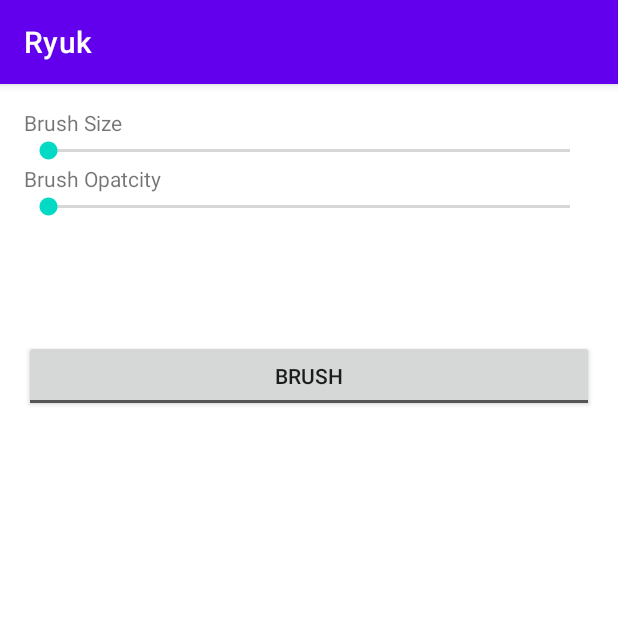
After one commit to SurajPrajapati8424/Ryuk, an Android app: the fragment BrushFragment shown on its own in the app's theme, on a phone screen of 412 x 824 dp, the top half of it. The commit adds this screen. Run offline under Robolectric (Android 15) with nearby library versions, the phone set to English and light mode, and no system bars.

Commit message:
Created BrushFragment for color and Brush

```diff
--- a/app/src/main/AndroidManifest.xml
+++ b/app/src/main/AndroidManifest.xml
@@ -12,6 +12,7 @@
         android:label="@string/app_name"
         android:roundIcon="@mipmap/ic_launcher_round"
         android:supportsRtl="true"
+        android:largeHeap="true"
         android:theme="@style/Theme.Ryuk">
         <activity android:name=".MainActivity"
             android:theme="@style/Theme.Ryuk.NoActionBar.FullScreen"
--- /dev/null
+++ b/app/src/main/java/com/dr/psycho/ryuk/BrushFragment.java
@@ -0,0 +1,37 @@
+package com.dr.psycho.ryuk;
+
+import android.os.Bundle;
+
+import androidx.fragment.app.Fragment;
+import androidx.recyclerview.widget.RecyclerView;
+
+import android.view.LayoutInflater;
+import android.view.View;
+import android.view.ViewGroup;
+import android.widget.SeekBar;
+import android.widget.ToggleButton;
+
+public class BrushFragment extends Fragment {
+
+    SeekBar seekBar_brush_size, seekBar_opacity_state;
+    RecyclerView recycler_color;
+    ToggleButton btn_brush_state;
+
+
+    public BrushFragment() {
+        // Required empty public constructor
+    }
+
+
+    @Override
+    public void onCreate(Bundle savedInstanceState) {
+        super.onCreate(savedInstanceState);
+    }
+
+    @Override
+    public View onCreateView(LayoutInflater inflater, ViewGroup container,
+                             Bundle savedInstanceState) {
+        // Inflate the layout for this fragment
+        return inflater.inflate(R.layout.fragment_brush, container, false);
+    }
+}
--- a/app/src/main/java/com/dr/psycho/ryuk/MainActivity.java
+++ b/app/src/main/java/com/dr/psycho/ryuk/MainActivity.java
@@ -59,7 +59,7 @@ public class MainActivity extends AppCompatActivity implements FlitersListFragme
     FiltersListFragment filtersListFragment;
     EditImageFragment editImageFragment;
 
-    CardView btn_filters_list, btn_edit;
+    CardView btn_filters_list, btn_edit, btn_brush;
 
     int brightnessFinal = 0;
     float contrastFinal = 1.0f;
@@ -91,6 +91,7 @@ public class MainActivity extends AppCompatActivity implements FlitersListFragme
 
         btn_edit = (CardView) findViewById(R.id.btn_edit);
         btn_filters_list = (CardView) findViewById(R.id.btn_filters_list);
+        btn_brush = (CardView) findViewById(R.id.btn_brush);
 
         btn_filters_list.setOnClickListener(new View.OnClickListener() {
             @Override
--- /dev/null
+++ b/app/src/main/res/drawable/ic_brush_white_24.xml
@@ -0,0 +1,5 @@
+<vector android:height="24dp" android:tint="#FFFFFF"
+    android:viewportHeight="24" android:viewportWidth="24"
+    android:width="24dp" xmlns:android="http://schemas.android.com/apk/res/android">
+    <path android:fillColor="@android:color/white" android:pathData="M7,14c-1.66,0 -3,1.34 -3,3 0,1.31 -1.16,2 -2,2 0.92,1.22 2.49,2 4,2 2.21,0 4,-1.79 4,-4 0,-1.66 -1.34,-3 -3,-3zM20.71,4.63l-1.34,-1.34c-0.39,-0.39 -1.02,-0.39 -1.41,0L9,12.25 11.75,15l8.96,-8.96c0.39,-0.39 0.39,-1.02 0,-1.41z"/>
+</vector>
--- /dev/null
+++ b/app/src/main/res/layout/fragment_brush.xml
@@ -0,0 +1,54 @@
+<?xml version="1.0" encoding="utf-8"?>
+<RelativeLayout
+    xmlns:android="http://schemas.android.com/apk/res/android"
+    xmlns:tools="http://schemas.android.com/tools"
+    android:layout_width="match_parent"
+    android:layout_height="match_parent"
+    android:padding="16dp"
+    tools:context=".BrushFragment">
+
+    <LinearLayout
+        android:orientation="vertical"
+        android:layout_width="match_parent"
+        android:layout_height="wrap_content">
+
+        <TextView
+            android:text="Brush Size"
+            android:layout_width="wrap_content"
+            android:layout_height="wrap_content"/>
+
+        <SeekBar
+            android:id="@+id/seekbar_brush_size"
+            android:min="1"
+            android:max="100"
+            android:layout_width="match_parent"
+            android:layout_height="wrap_content"/>
+
+        <TextView
+            android:text="Brush Opatcity"
+            android:layout_width="wrap_content"
+            android:layout_height="wrap_content"/>
+
+        <SeekBar
+            android:id="@+id/seekbar_brush_opacity"
+            android:min="1"
+            android:max="100"
+            android:layout_width="match_parent"
+            android:layout_height="wrap_content"/>
+
+        <androidx.recyclerview.widget.RecyclerView
+            android:id="@+id/recycler_color"
+            android:layout_width="match_parent"
+            android:layout_height="80dp">
+
+        </androidx.recyclerview.widget.RecyclerView>
+
+        <ToggleButton
+            android:id="@+id/btn_brush_state"
+            android:textOff="Brush"
+            android:textOn="Eraser"
+            android:layout_width="match_parent"
+            android:layout_height="wrap_content"/>
+    </LinearLayout>
+
+</RelativeLayout>
```
Also changed, not shown: app/src/main/res/layout/content_main.xml (+35 -2 lines).
